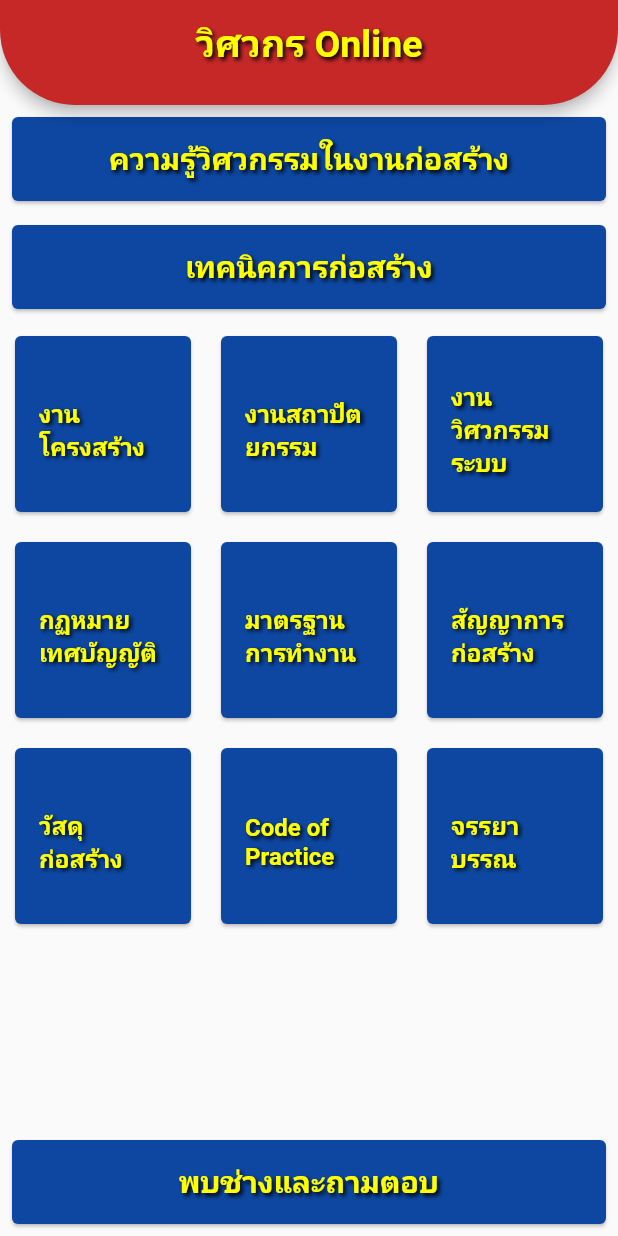
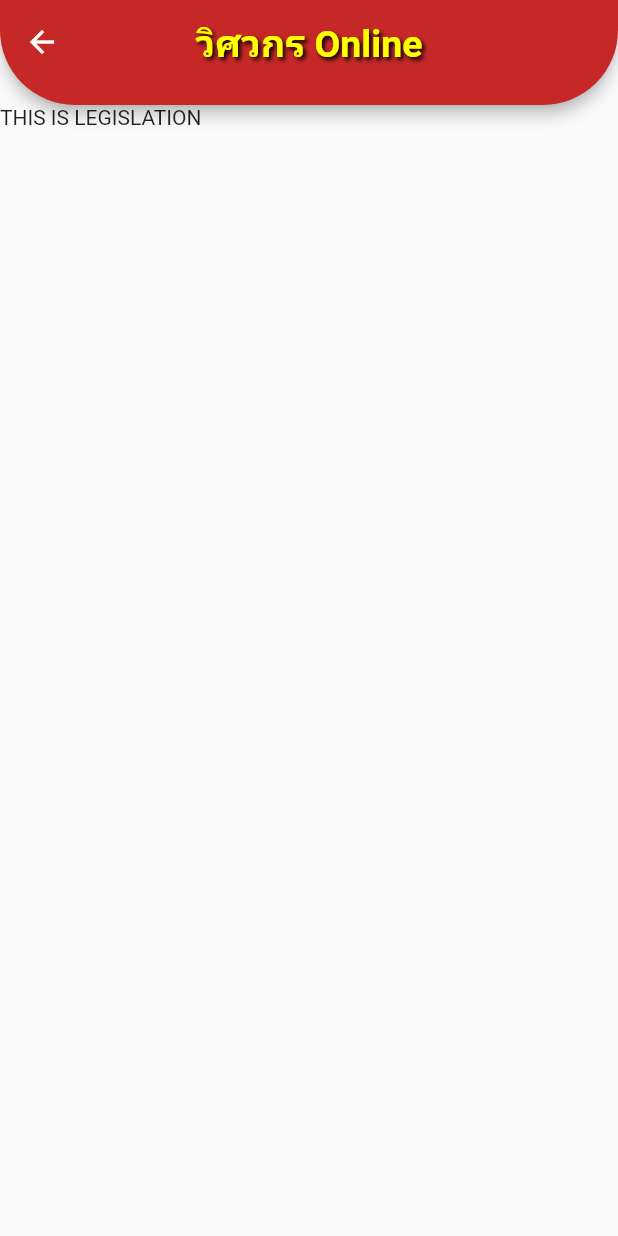
Before and after one commit to Nat-Dev/engineeronline, a Flutter app: the screen it shows after launch, after a tap on "กฏหมายเทศบัญญัติ", on a phone screen of 412 x 824 dp. Run offline on Flutter 3.47's test engine with Material 2 defaults, Android fonts, the phone set to English and light mode, and no system bars.

Commit message:
add legislation page

```diff
--- a/lib/screens/home.dart
+++ b/lib/screens/home.dart
@@ -4,6 +4,7 @@ import 'package:engineeronline/screens/technique.dart';
 import 'package:engineeronline/screens/structure.dart';
 import 'package:engineeronline/screens/architecture.dart';
 import 'package:engineeronline/screens/system.dart';
+import 'package:engineeronline/screens/legislation.dart';
 import 'package:flutter/material.dart';
 
 class Home extends StatefulWidget {
@@ -130,6 +131,10 @@ class _HomeState extends State<Home> {
               MaterialPageRoute materialPageRoute = MaterialPageRoute(
                   builder: (BuildContext context) => System());
               Navigator.of(context).push(materialPageRoute);
+            } else if (str == "กฏหมายเทศบัญญัติ") {
+              MaterialPageRoute materialPageRoute = MaterialPageRoute(
+                  builder: (BuildContext context) => Legislation());
+              Navigator.of(context).push(materialPageRoute);
             }
           },
           title: Center(
--- /dev/null
+++ b/lib/screens/legislation.dart
@@ -0,0 +1,41 @@
+import 'package:flutter/material.dart';
+
+class Legislation extends StatefulWidget {
+  @override
+  _LegislationState createState() => _LegislationState();
+}
+
+class _LegislationState extends State<Legislation> {
+  @override
+  Widget build(BuildContext context) {
+    return Scaffold(
+      appBar: PreferredSize(
+        preferredSize: Size.fromHeight(70),
+        child: AppBar(
+          centerTitle: true,
+          title: Text(
+            "วิศวกร Online",
+            style: TextStyle(
+                fontWeight: FontWeight.bold,
+                fontSize: 25,
+                color: Colors.yellowAccent,
+                shadows: [
+                  Shadow(
+                    offset: Offset(1.75, 1.75),
+                    blurRadius: 3.0,
+                    color: Color.fromARGB(255, 0, 0, 0),
+                  )
+                ]),
+          ),
+          backgroundColor: Colors.red.shade800,
+          shape: RoundedRectangleBorder(
+              borderRadius: BorderRadius.only(
+            bottomRight: Radius.circular(50),
+            bottomLeft: Radius.circular(50),
+          )),
+        ),
+      ),
+      body: Text("THIS IS LEGISLATION"),
+    );
+  }
+}
```
